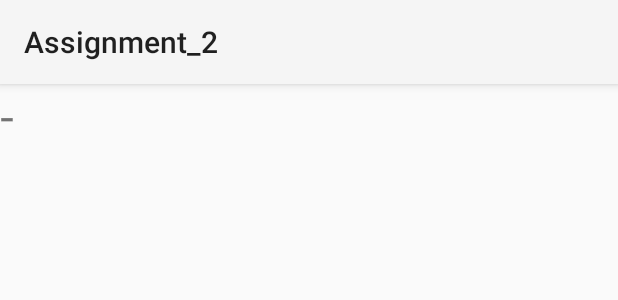
After one commit to johanrovala/2DV606, an Android app: the layout country_listview_font_fontsize.xml on its own in the app's theme, with its tools: preview values and no code run, on a phone screen of 412 x 824 dp. The commit adds this screen. Shown: the top 300 px of the screen. Run offline under Robolectric (Android 15) with nearby library versions, the phone set to English and light mode, and no system bars.

Commit message:
Fonts and text size added to preferences, working. only thing to fix is the back button on update.

```diff
--- /dev/null
+++ b/Assignment_2/app/src/main/res/layout/country_listview_font_fontsize.xml
@@ -0,0 +1,25 @@
+<?xml version="1.0" encoding="utf-8"?>
+<LinearLayout xmlns:android="http://schemas.android.com/apk/res/android"
+    android:orientation="horizontal" android:layout_width="match_parent"
+    android:layout_height="match_parent">
+
+    <TextView
+        android:layout_width="wrap_content"
+        android:layout_height="wrap_content"
+        android:fontFamily="times"
+        android:textSize="30dp"
+        android:id="@+id/country_id"
+        />
+    <TextView
+        android:layout_width="wrap_content"
+        android:layout_height="wrap_content"
+        android:fontFamily="times"
+        android:textSize="30dp"
+        android:text="@string/country_year_space"/>
+    <TextView
+        android:layout_width="wrap_content"
+        android:layout_height="wrap_content"
+        android:fontFamily="times"
+        android:textSize="30dp"
+        android:id="@+id/year_id"/>
+</LinearLayout>
```
Also changed, not shown: Assignment_2/app/src/main/java/johanrovala/assignment_2/exercise_1/MyCountries.java (+30 -4 lines), Assignment_2/app/src/main/res/layout/country_listview_font.xml (added, +22 -0 lines), Assignment_2/app/src/main/res/layout/country_listview_fontsize.xml (added, +22 -0 lines), Assignment_2/app/src/main/res/xml/preferences.xml (+11 -0 lines).
